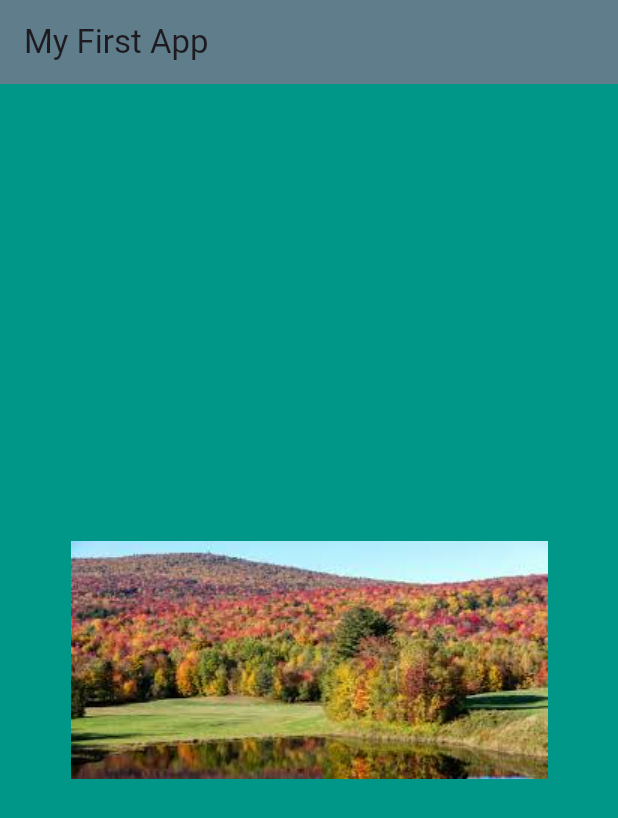
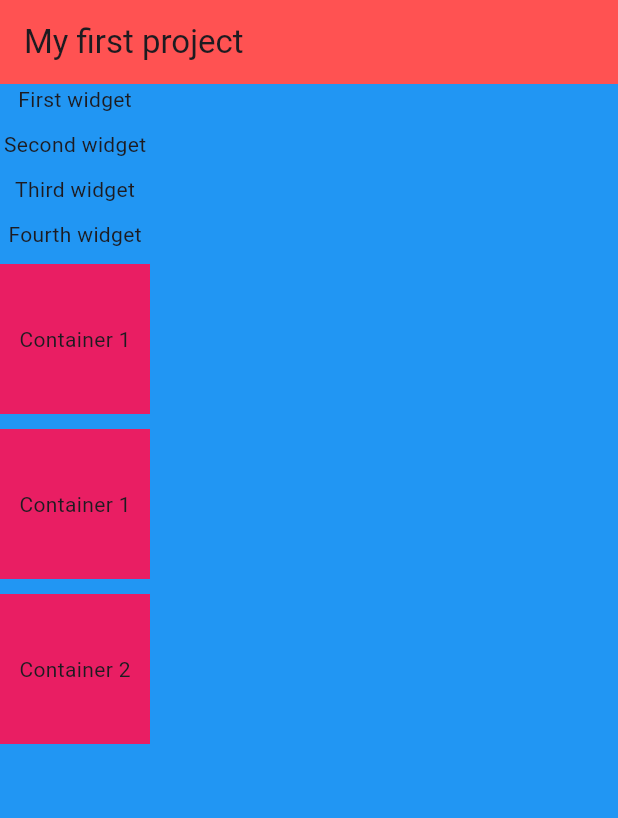
Before and after one commit to emanirfan2005/Flutter-Bootcamp-Roadmap, a Flutter app: the screen it shows after launch, on a phone screen of 412 x 824 dp. Shown: the top 818 px of the screen. Run offline on Flutter 3.47's test engine with Material 3 defaults, Android fonts, the light colour scheme and no system bars.

Commit message:
Adding Column Topic

```diff
--- a/Chapter_2/lib/main.dart
+++ b/Chapter_2/lib/main.dart
@@ -11,14 +11,58 @@ class Myapp extends StatelessWidget {
   Widget build(BuildContext context) {
     return MaterialApp(
       home: Scaffold(
-        backgroundColor: Colors.teal,
+        backgroundColor: Colors.blue,
         appBar: AppBar(
-          backgroundColor: Colors.blueGrey,
-          title: const Text('My First App'),
+          backgroundColor: Colors.redAccent,
+          title: const Text('My first project'),
         ),
-        body: const Center(
-          child: Image(
-            image: AssetImage('assests/images.jpg'),
+        body: SafeArea(
+          child: Column(
+            children: [
+              const Text("First widget"),
+              SizedBox(
+                height: 10,
+              ),
+              const Text("Second widget"),
+              SizedBox(
+                height: 10,
+              ),
+              const Text("Third widget"),
+              SizedBox(
+                height: 10,
+              ),
+              const Text("Fourth widget"),
+              SizedBox(
+                height: 10,
+              ),
+              Container(
+                height: 100,
+                width: 100,
+                color: Colors.pink,
+                child: const Center(child: Text("Container 1")),
+              ),
+              SizedBox(
+                height: 10,
+              ),
+              Container(
+                height: 100,
+                width: 100,
+                color: Colors.pink,
+                child: const Center(child: Text("Container 1")),
+              ),
+              SizedBox(
+                height: 10,
+              ),
+              Container(
+                height: 100,
+                width: 100,
+                color: Colors.pink,
+                child: const Center(child: Text("Container 2")),
+              ),
+              SizedBox(
+                height: 10,
+              ),
+            ],
           ),
         ),
       ),
```
